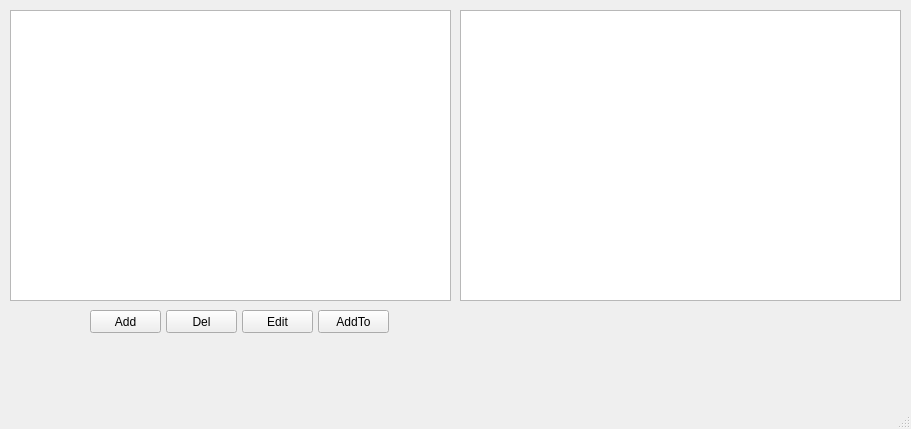
Qt form res/mainwindow.ui (simonows/phyer) before a commit.
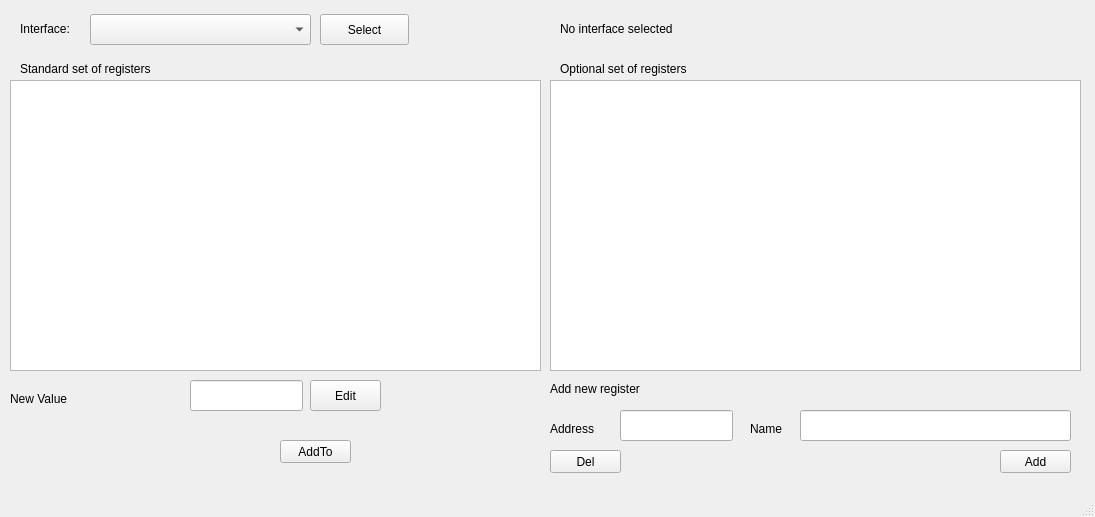
The same form after that commit.

Commit message: Add separate register table

```diff
--- a/res/mainwindow.ui
+++ b/res/mainwindow.ui
@@ -6,8 +6,8 @@
    <rect>
     <x>0</x>
     <y>0</y>
-    <width>911</width>
-    <height>429</height>
+    <width>1095</width>
+    <height>517</height>
    </rect>
   </property>
   <property name="sizePolicy">
@@ -24,8 +24,8 @@
     <property name="geometry">
      <rect>
       <x>10</x>
-      <y>10</y>
-      <width>441</width>
+      <y>80</y>
+      <width>531</width>
       <height>291</height>
      </rect>
     </property>
@@ -33,10 +33,10 @@
    <widget class="QPushButton" name="pushButton_2">
     <property name="geometry">
      <rect>
-      <x>242</x>
-      <y>310</y>
+      <x>310</x>
+      <y>380</y>
       <width>71</width>
-      <height>23</height>
+      <height>31</height>
      </rect>
     </property>
     <property name="text">
@@ -46,8 +46,8 @@
    <widget class="QPushButton" name="pushButton_3">
     <property name="geometry">
      <rect>
-      <x>166</x>
-      <y>310</y>
+      <x>550</x>
+      <y>450</y>
       <width>71</width>
       <height>23</height>
      </rect>
@@ -59,8 +59,8 @@
    <widget class="QPushButton" name="pushButton_4">
     <property name="geometry">
      <rect>
-      <x>318</x>
-      <y>310</y>
+      <x>280</x>
+      <y>440</y>
       <width>71</width>
       <height>23</height>
      </rect>
@@ -72,8 +72,8 @@
    <widget class="QPushButton" name="pushButton">
     <property name="geometry">
      <rect>
-      <x>90</x>
-      <y>310</y>
+      <x>1000</x>
+      <y>450</y>
       <width>71</width>
       <height>23</height>
      </rect>
@@ -85,13 +85,170 @@
    <widget class="QTableView" name="tableView_2">
     <property name="geometry">
      <rect>
-      <x>460</x>
-      <y>10</y>
-      <width>441</width>
+      <x>550</x>
+      <y>80</y>
+      <width>531</width>
       <height>291</height>
      </rect>
     </property>
    </widget>
+   <widget class="QLabel" name="label">
+    <property name="geometry">
+     <rect>
+      <x>20</x>
+      <y>60</y>
+      <width>171</width>
+      <height>17</height>
+     </rect>
+    </property>
+    <property name="text">
+     <string>Standard set of registers</string>
+    </property>
+   </widget>
+   <widget class="QLabel" name="label_2">
+    <property name="geometry">
+     <rect>
+      <x>560</x>
+      <y>60</y>
+      <width>171</width>
+      <height>17</height>
+     </rect>
+    </property>
+    <property name="text">
+     <string>Optional set of registers</string>
+    </property>
+   </widget>
+   <widget class="QComboBox" name="interfaceComboBox">
+    <property name="geometry">
+     <rect>
+      <x>90</x>
+      <y>14</y>
+      <width>221</width>
+      <height>31</height>
+     </rect>
+    </property>
+   </widget>
+   <widget class="QLabel" name="label_3">
+    <property name="geometry">
+     <rect>
+      <x>20</x>
+      <y>20</y>
+      <width>71</width>
+      <height>17</height>
+     </rect>
+    </property>
+    <property name="text">
+     <string>Interface:</string>
+    </property>
+   </widget>
+   <widget class="QPushButton" name="selectButton">
+    <property name="geometry">
+     <rect>
+      <x>320</x>
+      <y>14</y>
+      <width>89</width>
+      <height>31</height>
+     </rect>
+    </property>
+    <property name="text">
+     <string>Select</string>
+    </property>
+   </widget>
+   <widget class="QLabel" name="infoLabel">
+    <property name="geometry">
+     <rect>
+      <x>560</x>
+      <y>20</y>
+      <width>501</width>
+      <height>17</height>
+     </rect>
+    </property>
+    <property name="text">
+     <string>No interface selected</string>
+    </property>
+   </widget>
+   <widget class="QLineEdit" name="lineEdit">
+    <property name="geometry">
+     <rect>
+      <x>190</x>
+      <y>380</y>
+      <width>113</width>
+      <height>31</height>
+     </rect>
+    </property>
+   </widget>
+   <widget class="QLabel" name="label_4">
+    <property name="geometry">
+     <rect>
+      <x>10</x>
+      <y>390</y>
+      <width>171</width>
+      <height>17</height>
+     </rect>
+    </property>
+    <property name="text">
+     <string>New Value</string>
+    </property>
+   </widget>
+   <widget class="QLabel" name="label_5">
+    <property name="geometry">
+     <rect>
+      <x>550</x>
+      <y>380</y>
+      <width>121</width>
+      <height>17</height>
+     </rect>
+    </property>
+    <property name="text">
+     <string>Add new register</string>
+    </property>
+   </widget>
+   <widget class="QLineEdit" name="lineEdit_2">
+    <property name="geometry">
+     <rect>
+      <x>620</x>
+      <y>410</y>
+      <width>113</width>
+      <height>31</height>
+     </rect>
+    </property>
+   </widget>
+   <widget class="QLabel" name="label_6">
+    <property name="geometry">
+     <rect>
+      <x>550</x>
+      <y>420</y>
+      <width>61</width>
+      <height>17</height>
+     </rect>
+    </property>
+    <property name="text">
+     <string>Address</string>
+    </property>
+   </widget>
+   <widget class="QLabel" name="label_7">
+    <property name="geometry">
+     <rect>
+      <x>750</x>
+      <y>420</y>
+      <width>41</width>
+      <height>17</height>
+     </rect>
+    </property>
+    <property name="text">
+     <string>Name</string>
+    </property>
+   </widget>
+   <widget class="QLineEdit" name="lineEdit_3">
+    <property name="geometry">
+     <rect>
+      <x>800</x>
+      <y>410</y>
+      <width>271</width>
+      <height>31</height>
+     </rect>
+    </property>
+   </widget>
   </widget>
   <widget class="QMenuBar" name="menubar">
    <property name="geometry">
```
Left out of the diff: 6 changed lines with no effect on the pictures. The commit also changes 10 other files.
